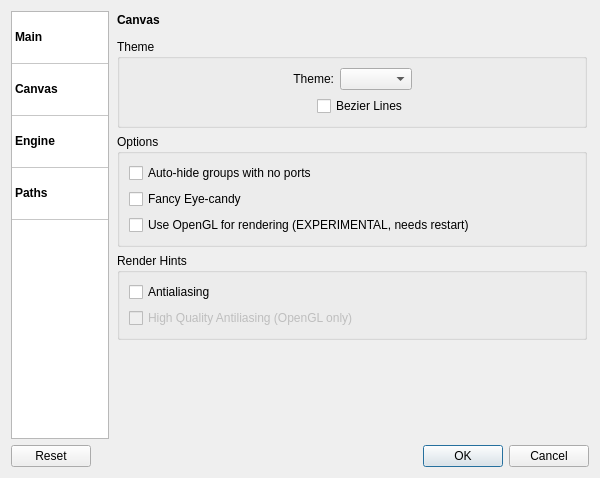
This is resources/ui/carla_settings.ui in falkTX/Carla as Qt 5 draws it before an edit. The edited form follows.
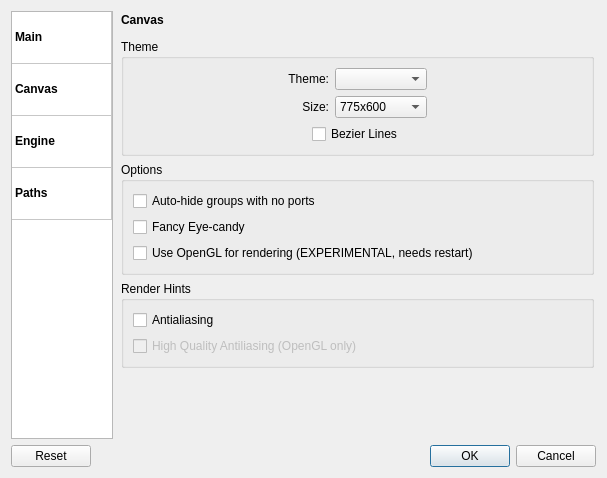
This is the edited form. The open tabs and pages were chosen to show the change. Icons and pictures are not drawn.

Commit message: UI work, start to handle settings better

```diff
--- a/resources/ui/carla_settings.ui
+++ b/resources/ui/carla_settings.ui
@@ -6,7 +6,7 @@
    <rect>
     <x>0</x>
     <y>0</y>
-    <width>600</width>
+    <width>607</width>
     <height>465</height>
    </rect>
   </property>
@@ -470,7 +470,7 @@
               </property>
              </spacer>
             </item>
-            <item row="1" column="0" colspan="2">
+            <item row="2" column="0" colspan="2">
              <spacer name="horizontalSpacer_8">
               <property name="orientation">
                <enum>Qt::Horizontal</enum>
@@ -483,7 +483,7 @@
               </property>
              </spacer>
             </item>
-            <item row="1" column="2" colspan="3">
+            <item row="2" column="2" colspan="3">
              <widget class="QCheckBox" name="cb_canvas_bezier_lines">
               <property name="text">
                <string>Bezier Lines</string>
@@ -516,6 +516,71 @@
               </property>
              </spacer>
             </item>
+            <item row="1" column="0">
+             <spacer name="horizontalSpacer_15">
+              <property name="orientation">
+               <enum>Qt::Horizontal</enum>
+              </property>
+              <property name="sizeHint" stdset="0">
+               <size>
+                <width>40</width>
+                <height>20</height>
+               </size>
+              </property>
+             </spacer>
+            </item>
+            <item row="1" column="1" colspan="2">
+             <widget class="QLabel" name="label_canvas_size">
+              <property name="text">
+               <string>Size:</string>
+              </property>
+              <property name="alignment">
+               <set>Qt::AlignRight|Qt::AlignTrailing|Qt::AlignVCenter</set>
+              </property>
+             </widget>
+            </item>
+            <item row="1" column="3">
+             <widget class="QComboBox" name="cb_canvas_size">
+              <item>
+               <property name="text">
+                <string>775x600</string>
+               </property>
+              </item>
+              <item>
+               <property name="text">
+                <string>1550x1200</string>
+               </property>
+              </item>
+              <item>
+               <property name="text">
+                <string>3100x2400</string>
+               </property>
+              </item>
+              <item>
+               <property name="text">
+                <string>4650x3600</string>
+               </property>
+              </item>
+              <item>
+               <property name="text">
+                <string>6200x4800</string>
+               </property>
+              </item>
+             </widget>
+            </item>
+            <item row="1" column="4">
+             <spacer name="horizontalSpacer_16">
+              <property name="orientation">
+               <enum>Qt::Horizontal</enum>
+              </property>
+              <property name="sizeHint" stdset="0">
+               <size>
+                <width>40</width>
+                <height>20</height>
+               </size>
+              </property>
+             </spacer>
+            </item>
            </layout>
           </widget>
          </item>
```
Left out of the diff: 44 changed lines with no effect on the pictures. The commit also changes 7 other files.
